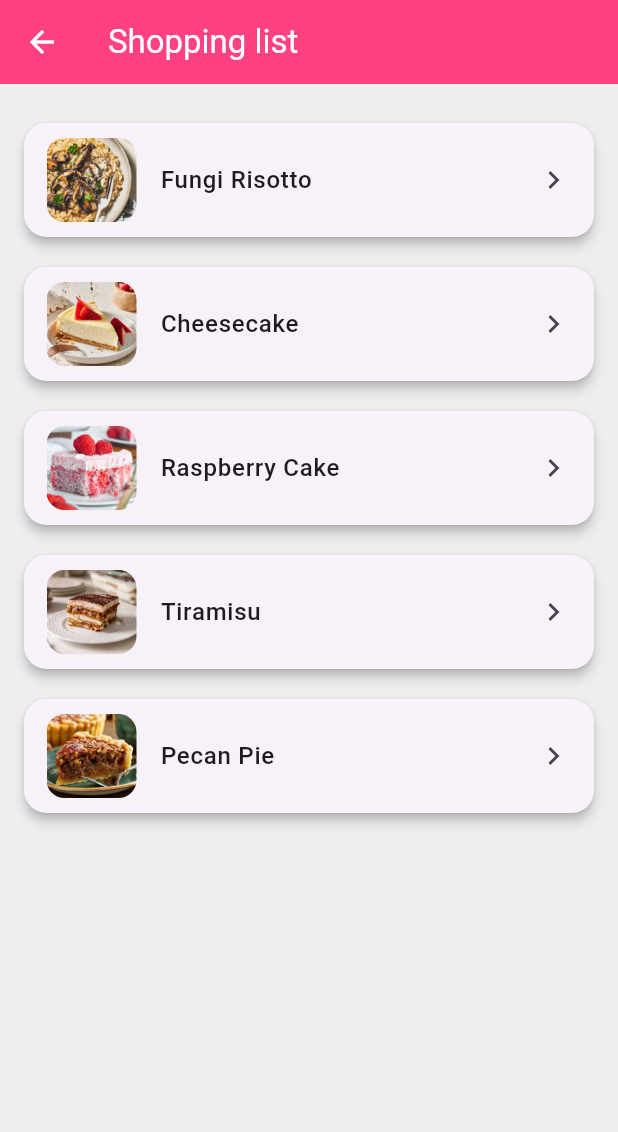
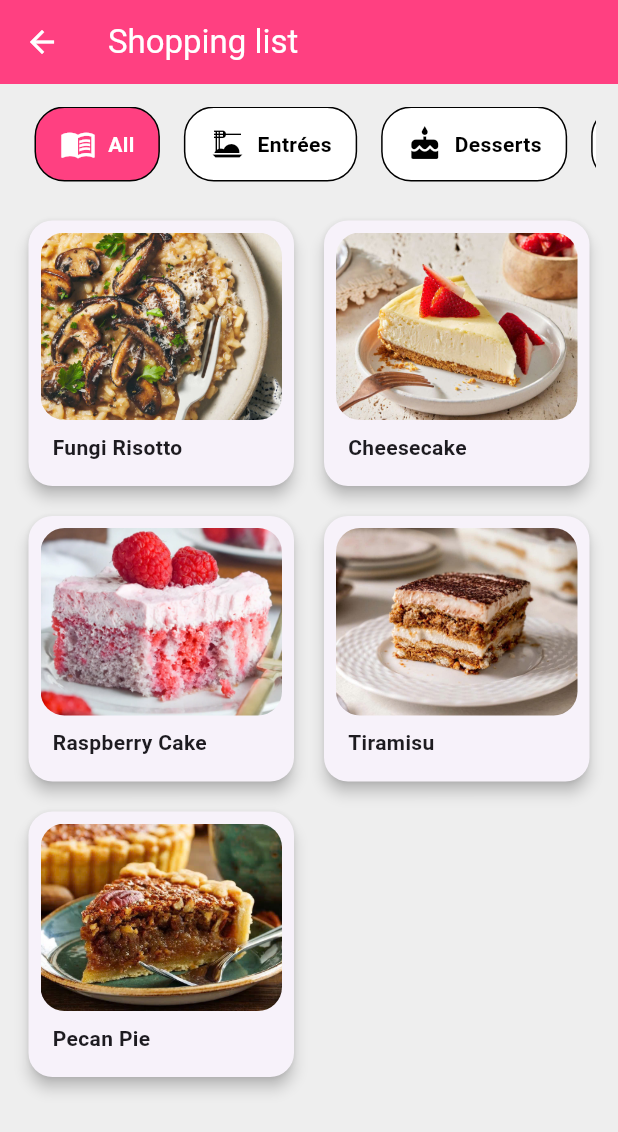
Before and after one commit to donganm/cooking-app, a Flutter app: the ShoplistScreen screen opened directly, on a phone screen of 412 x 824 dp. Shown: the top 1132 px of the screen. Run offline on Flutter 3.47's test engine with Material 3 defaults, Android fonts, the light colour scheme and no system bars; our stand-ins replace firebase_auth, firebase_core; accounts and stored records are empty; network calls fail.

Commit message:
widget category, recipe card

```diff
--- a/lib/main.dart
+++ b/lib/main.dart
@@ -18,7 +18,7 @@ class MyApp extends StatelessWidget {
     return MaterialApp(
       title: 'CookUp!',
       debugShowCheckedModeBanner: false,
-      initialRoute: '/login',
+      initialRoute: '/home',
       routes: {
         '/signup': (context) => const SignUpScreen(),
         '/login': (context) => LoginScreen(),
--- a/lib/screens/recipe_data.dart
+++ b/lib/screens/recipe_data.dart
@@ -3,6 +3,7 @@ final List<Map<String, dynamic>> recipeList = [
     'title': 'Fungi Risotto',
     'image': 'assets/images/risotto.jpg',
     'tags': 'Healthy • Vegetarian • Lunch',
+    'category': 'Entrées',
     'ingredients': [
       'Mushrooms',
       'Risotto Rice',
@@ -22,6 +23,7 @@ final List<Map<String, dynamic>> recipeList = [
     'title': 'Cheesecake',
     'image': 'assets/images/cheesecake.jpg',
     'tags': 'Dessert • Sweet • Chilled',
+    'category': 'Desserts',
     'ingredients': [
       'Crust Ingredients:\n • Crackers or biscuits (crumbled): 200g\n • Unsalted butter (melted): 80g\n • Sugar: 2 tablespoons (optional)',
       'Cheesecake Filling:\n • Cream cheese: 600g (room temperature)\n • Sugar: 150g (about 3/4 cup)\n • Sour cream: 200g (about 3/4 cup)\n • Eggs: 3\n • Vanilla extract: 1 teaspoon\n • Lemon juice or zest: 1 teaspoon (optional)',
@@ -36,6 +38,7 @@ final List<Map<String, dynamic>> recipeList = [
     'title': 'Raspberry Cake',
     'image': 'assets/images/raspberry_cake.jpg',
     'tags': 'Healthy • Vegetarian • Lunch',
+    'category': 'Desserts',
     'ingredients': [
       'Cream cheese',
       'Sugar',
@@ -52,6 +55,7 @@ final List<Map<String, dynamic>> recipeList = [
     'title': 'Tiramisu',
     'image': 'assets/images/tiramisu.jpg',
     'tags': 'Healthy • Vegetarian • Lunch',
+    'category': 'Desserts',
     'ingredients': [
       'Cream cheese',
       'Sugar',
@@ -68,6 +72,7 @@ final List<Map<String, dynamic>> recipeList = [
     'title': 'Pecan Pie',
     'image': 'assets/images/pecan_pie.jpg',
     'tags': 'Healthy • Vegetarian • Lunch',
+    'category': 'Desserts',
     'ingredients': [
       'Mushrooms',
       'Risotto Rice',
--- a/lib/screens/search_screen.dart
+++ b/lib/screens/search_screen.dart
@@ -1,6 +1,7 @@
 import 'package:flutter/material.dart';
 import 'recipe_data.dart';
 import 'recipe_detail_screen.dart';
+import 'package:btl_flutter_nhom6/widgets/recipe_card.dart';
 
 class SearchScreen extends StatefulWidget {
   @override
@@ -59,48 +60,7 @@ class _SearchScreenState extends State<SearchScreen>{
                 itemCount: filteredList.length,
                 itemBuilder: (context, index) {
                   final item = filteredList[index];
-                  return Card(
-                    elevation: 3,
-                    shape: RoundedRectangleBorder(
-                      borderRadius: BorderRadius.circular(15),
-                    ),
-                    margin: const EdgeInsets.symmetric(vertical: 10),
-
-                    child: ListTile(
-                      contentPadding: const EdgeInsets.symmetric(
-                        vertical: 10,
-                        horizontal: 15,
-                      ),
-                      leading: ClipRRect(
-                        borderRadius: BorderRadius.circular(12),
-                        child: Image.asset(
-                          item['image']!,
-                          width: 60,
-                          height: 60,
-                          fit: BoxFit.cover,
-                        ),
-                      ),
-                      title: Text(
-                        item['title']!,
-                        style: const TextStyle(fontWeight: FontWeight.w500),
-                      ),
-                      trailing: const Icon(Icons.chevron_right),
-                      onTap: () {
-                        Navigator.push(
-                          context,
-                          MaterialPageRoute(
-                            builder:
-                                (context) => RecipeDetailScreen(
-                              title: item['title'],
-                              imageUrl: item['image'],
-                              ingredients: item['ingredients'],
-                              instructions: item['instructions'],
-                            ),
-                          ),
-                        );
-                      },
-                    ),
-                  );
+                  return RecipeCard(item: item);
                 },
               ),
             ),
--- a/lib/screens/shoplist_screen.dart
+++ b/lib/screens/shoplist_screen.dart
@@ -1,6 +1,8 @@
 import 'package:flutter/material.dart';
 import 'recipe_data.dart';
 import 'recipe_detail_screen.dart';
+import 'package:btl_flutter_nhom6/widgets/recipe_card.dart';
+import 'package:btl_flutter_nhom6/widgets/catagory.dart';
 
 class ShoplistScreen extends StatelessWidget {
   const ShoplistScreen({super.key});
@@ -16,54 +18,9 @@ class ShoplistScreen extends StatelessWidget {
       ),
 
       backgroundColor: Colors.grey[200],
-      body: ListView.builder(
-        padding: const EdgeInsets.all(16),
-        itemCount: recipeList.length,
-        itemBuilder: (context, index) {
-          final item = recipeList[index];
-          return Card(
-            elevation: 3,
-            shape: RoundedRectangleBorder(
-              borderRadius: BorderRadius.circular(15),
-            ),
-            margin: const EdgeInsets.symmetric(vertical: 10),
-
-            child: ListTile(
-              contentPadding: const EdgeInsets.symmetric(
-                vertical: 10,
-                horizontal: 15,
-              ),
-              leading: ClipRRect(
-                borderRadius: BorderRadius.circular(12),
-                child: Image.asset(
-                  item['image']!,
-                  width: 60,
-                  height: 60,
-                  fit: BoxFit.cover,
-                ),
-              ),
-              title: Text(
-                item['title']!,
-                style: const TextStyle(fontWeight: FontWeight.w500),
-              ),
-              trailing: const Icon(Icons.chevron_right),
-              onTap: () {
-                Navigator.push(
-                  context,
-                  MaterialPageRoute(
-                    builder:
-                        (context) => RecipeDetailScreen(
-                          title: item['title'],
-                          imageUrl: item['image'],
-                          ingredients: item['ingredients'],
-                          instructions: item['instructions'],
-                        ),
-                  ),
-                );
-              },
-            ),
-          );
-        },
+      body: Padding(
+        padding: const EdgeInsets.all(15.0),
+        child: Catagory(),
       ),
     );
   }
--- /dev/null
+++ b/lib/widgets/catagory.dart
@@ -0,0 +1,96 @@
+import 'package:flutter/material.dart';
+import 'package:btl_flutter_nhom6/screens/recipe_data.dart';
+import 'square_card.dart';
+
+class Catagory extends StatefulWidget {
+  const Catagory({super.key});
+
+  @override
+  State<Catagory> createState() => _CatagoryState();
+}
+
+class _CatagoryState extends State<Catagory> {
+  final List<String> _categories = ['All', 'Entrées', 'Desserts', 'Drinks'];
+  String _selectedCategory = 'All';
+  final Map<String, IconData> categoryIcons = {
+    'All': Icons.menu_book,
+    'Entrées': Icons.dinner_dining,
+    'Desserts': Icons.cake,
+    'Drinks': Icons.emoji_food_beverage,
+  };
+
+  @override
+  Widget build(BuildContext context) {
+
+    List<Map<String, dynamic>> filteredCategory = _selectedCategory == 'All'
+        ? recipeList
+        : recipeList.where((item) {
+      return item['category'].contains(_selectedCategory);
+    }).toList();
+
+    return Column(
+      children: [
+        SizedBox(
+          height: 50,
+          width: double.infinity,
+          child: ListView.builder(
+            scrollDirection: Axis.horizontal,
+            itemCount: _categories.length,
+            itemBuilder: (context, index) {
+            final category = _categories[index];
+            final isSelected = _selectedCategory == category;
+            return GestureDetector(
+              onTap: () {
+              setState(() {
+              _selectedCategory = category;
+              });
+              },
+              child: Container(
+                padding: EdgeInsets.symmetric(horizontal: 16, vertical: 10),
+                margin: EdgeInsets.symmetric(horizontal: 8),
+                decoration: BoxDecoration(
+                  color: isSelected ? Colors.pinkAccent : Colors.white,
+                  borderRadius: BorderRadius.circular(20),
+                  border: Border.all(color: Colors.black)
+                ),
+                child: Row(
+                  children: [
+                    Icon(
+                      categoryIcons[category],
+                      color: isSelected ? Colors.white : Colors.black,
+                      ),
+                    const SizedBox(width: 8),
+                    Text(
+                      category,
+                      style: TextStyle(
+                        color: isSelected ? Colors.white : Colors.black,fontWeight: FontWeight.bold,
+                      ),
+                    ),
+                  ],
+                ),
+              ),
+            );},
+          ),
+        ),
+        const SizedBox(height: 10),
+
+        GridView.builder(
+          physics: const NeverScrollableScrollPhysics(),
+          shrinkWrap: true,
+          padding: const EdgeInsets.symmetric(vertical: 12),
+          itemCount: filteredCategory.length,
+          gridDelegate: const SliverGridDelegateWithFixedCrossAxisCount(
+            crossAxisCount: 2,
+            crossAxisSpacing: 12,
+            mainAxisSpacing: 12,
+            childAspectRatio: 1, // tạo card vuông
+          ),
+          itemBuilder: (context, index) {
+            final item = filteredCategory[index];
+            return SquareRecipeCard(item: item);
+          },
+        ),
+      ],
+    );
+  }
+}
--- /dev/null
+++ b/lib/widgets/recipe_card.dart
@@ -0,0 +1,52 @@
+import 'package:flutter/material.dart';
+import 'package:btl_flutter_nhom6/screens/recipe_detail_screen.dart';
+
+class RecipeCard extends StatelessWidget {
+  final Map<String, dynamic> item;
+
+  const RecipeCard({super.key, required this.item});
+
+  @override
+  Widget build(BuildContext context) {
+    return Card(
+      elevation: 3,
+      shape: RoundedRectangleBorder(
+        borderRadius: BorderRadius.circular(15),
+      ),
+      margin: const EdgeInsets.symmetric(vertical: 10),
+      child: ListTile(
+        contentPadding: const EdgeInsets.symmetric(
+          vertical: 10,
+          horizontal: 15,
+        ),
+        leading: ClipRRect(
+          borderRadius: BorderRadius.circular(12),
+          child: Image.asset(
+            item['image'],
+            width: 60,
+            height: 60,
+            fit: BoxFit.cover,
+          ),
+        ),
+        title: Text(
+          item['title'],
+          style: const TextStyle(fontWeight: FontWeight.w500),
+        ),
+        trailing: const Icon(Icons.chevron_right),
+        onTap: () {
+          Navigator.push(
+            context,
+            MaterialPageRoute(
+              builder: (context) => RecipeDetailScreen(
+                title: item['title'],
+                imageUrl: item['image'],
+                ingredients: List<String>.from(item['ingredients']),
+                instructions: List<String>.from(item['instructions']),
+              ),
+            ),
+          );
+        },
+      ),
+    );
+  }
+}
--- a/lib/widgets/recipes_slider.dart
+++ b/lib/widgets/recipes_slider.dart
@@ -55,7 +55,7 @@ class _RecipeSliderState extends State<RecipeSlider> {
   @override
   Widget build(BuildContext context) {
     return SizedBox(
-      height: 345,
+      height: 360,
       width: double.infinity,
       child: Column(
         children: [
@@ -75,7 +75,9 @@ class _RecipeSliderState extends State<RecipeSlider> {
                       borderRadius: BorderRadius.circular(16),
                     ),
                     elevation: 4,
-                    child: Padding(
+                    child: Column(
+                      children: [
+                        Padding(
                           padding: const EdgeInsets.all(10),
                           child: Column(
                             mainAxisAlignment: MainAxisAlignment.spaceBetween,
@@ -84,7 +86,7 @@ class _RecipeSliderState extends State<RecipeSlider> {
                                 borderRadius: BorderRadius.circular(15),
                                 child: Image.asset(
                                   recipe['image'],
-                              height: 195,
+                                  height: 200,
                                   width: double.infinity,
                                   fit: BoxFit.cover,
                                 ),
@@ -155,12 +157,6 @@ class _RecipeSliderState extends State<RecipeSlider> {
                             ],
                           ),
                         ),
-                  ),
-                );
-              },
-            ),
-          ),
-
                         // Dots Indicator
                         Row(
                           mainAxisAlignment: MainAxisAlignment.center,
@@ -184,6 +180,14 @@ class _RecipeSliderState extends State<RecipeSlider> {
                             ),
                           ),
                         ),
+
+                      ],
+                    ),
+                  ),
+                );
+              },
+            ),
+          ),
         ],
       ),
     );
--- /dev/null
+++ b/lib/widgets/square_card.dart
@@ -0,0 +1,59 @@
+import 'package:flutter/material.dart';
+import 'package:btl_flutter_nhom6/screens/recipe_detail_screen.dart';
+
+class SquareRecipeCard extends StatelessWidget {
+  final Map<String, dynamic> item;
+
+  const SquareRecipeCard({super.key, required this.item});
+
+  @override
+  Widget build(BuildContext context) {
+    return GestureDetector(
+      onTap: () {
+        Navigator.push(
+          context,
+          MaterialPageRoute(
+            builder: (context) => RecipeDetailScreen(
+              title: item['title'],
+              imageUrl: item['image'],
+              ingredients: item['ingredients'],
+              instructions: item['instructions'],
+            ),
+          ),
+        );
+      },
+      child: Card(
+        shape: RoundedRectangleBorder(borderRadius: BorderRadius.circular(16)),
+        clipBehavior: Clip.antiAlias,
+        elevation: 4,
+        child: Padding(
+          padding: const EdgeInsets.all(8.0),
+          child: Column(
+            crossAxisAlignment: CrossAxisAlignment.start,
+            children: [
+              Expanded(
+                child: ClipRRect(
+                  borderRadius: BorderRadius.circular(16),
+                  child: Image.asset(
+                    item['image'],
+                    fit: BoxFit.cover,
+                    width: double.infinity,
+                  ),
+                ),
+              ),
+              Padding(
+                padding: const EdgeInsets.all(8.0),
+                child: Text(
+                  item['title'],
+                  maxLines: 2,
+                  overflow: TextOverflow.ellipsis,
+                  style: const TextStyle(fontWeight: FontWeight.bold),
+                ),
+              ),
+            ],
+          ),
+        ),
+      ),
+    );
+  }
+}
```
Also changed, not shown: lib/widgets/youtube_video.dart (added), 1 other file. Lines whose indentation alone changed are shown as unchanged.
